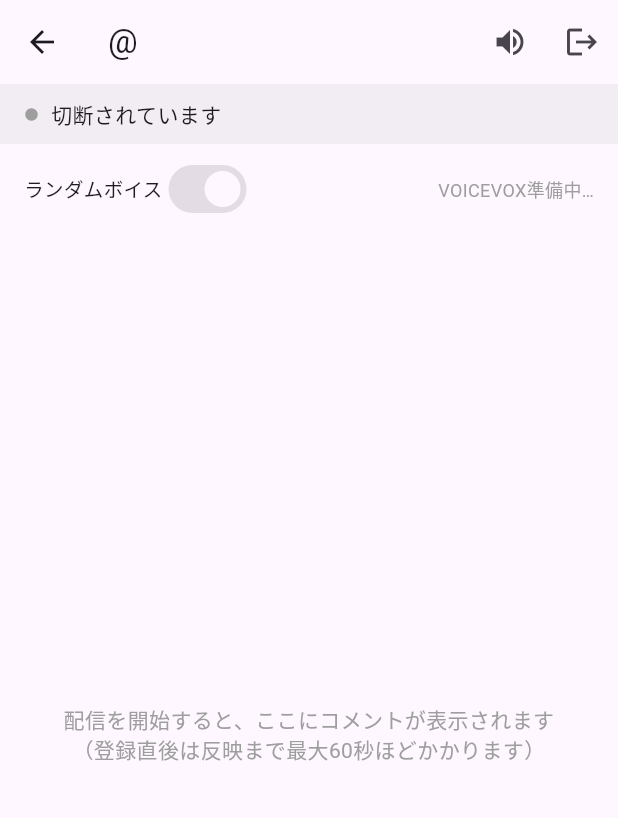
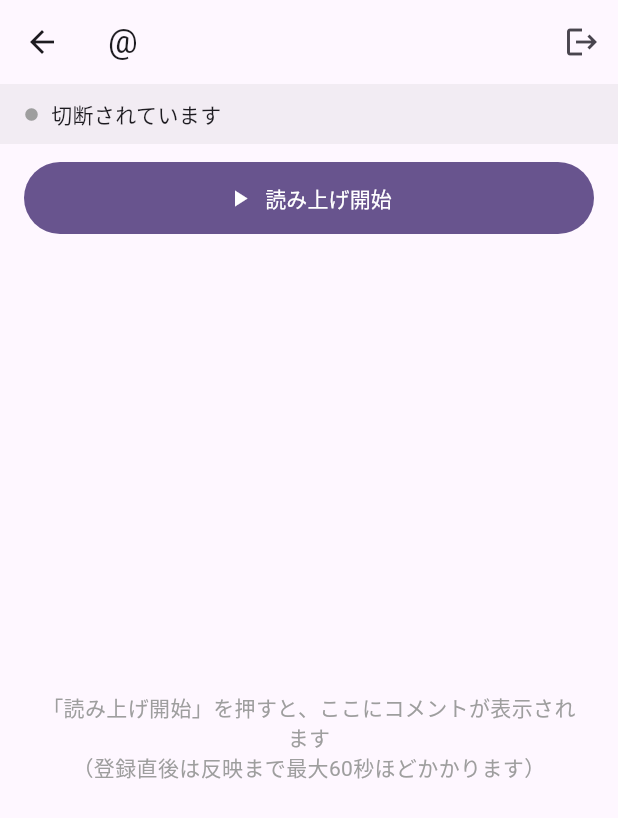
Before and after one commit to graphica-live/live-sidestage, a Flutter app: the HomeScreen screen opened directly, on a phone screen of 412 x 824 dp. Shown: the top 818 px of the screen. Run offline on Flutter 3.47's test engine with Material 3 defaults, Android fonts, the phone set to English and light mode, and no system bars; our stand-ins replace audioplayers, flutter_secure_storage, google_sign_in, socket_io_client; missing offline and left inert: flutter_foreground_task, voicevox_core; accounts and stored records are empty.

Commit message:
feat: コメント表示を新着下寄せにし、読み上げ開始/停止ボタンを追加
- コメントリストの並びを新着上→新着下(チャット風)に変更し、新着到着時は
  ユーザーが最下部付近を見ている場合のみ自動スクロールする
- Foreground Serviceの自動起動をやめ、明示的な「読み上げ開始/停止」ボタンで
  ライフサイクルを制御するUIに変更。読み上げ中は画面オフ/バックグラウンドでも
  継続し、停止中はサービスを完全に止めてタスクKillされても問題ない状態にする
  (既存のミュートアイコンはこのボタンに統合し削除)
- ランダムボイスのSwitchが「初期化中は無効(グレー)→初期化完了で有効化」という
  同一ウィジェットの状態遷移を経ると、ON値なのにOFF色のまま固まって見える
  Flutter側の再描画不具合があったため、VOICEVOX初期化完了後にのみSwitchを
  マウントするよう変更して回避

Co-Authored-By: Claude Sonnet 5 <noreply@anthropic.com>

```diff
--- a/live-sidestage-mobile/lib/screens/home_screen.dart
+++ b/live-sidestage-mobile/lib/screens/home_screen.dart
@@ -16,11 +16,14 @@ class HomeScreen extends StatefulWidget {
 
 class _HomeScreenState extends State<HomeScreen> {
   final List<Comment> _comments = [];
+  final ScrollController _scrollController = ScrollController();
   SocketStatus _status = SocketStatus.disconnected;
   String? _connectionError;
 
+  bool _serviceRunning = false;
+  bool _serviceBusy = false;
+
   bool _speechInitialized = false;
-  bool _speechEnabled = true;
   bool _randomVoice = true;
   String? _nowSpeakingCharacterName;
   String? _speechError;
@@ -29,12 +32,22 @@ class _HomeScreenState extends State<HomeScreen> {
   void initState() {
     super.initState();
     FlutterForegroundTask.addTaskDataCallback(_onTaskData);
-    WidgetsBinding.instance.addPostFrameCallback((_) => _startBackgroundService());
+    WidgetsBinding.instance.addPostFrameCallback((_) => _syncRunningStatus());
   }
 
-  Future<void> _startBackgroundService() async {
+  Future<void> _syncRunningStatus() async {
+    final running = await FlutterForegroundTask.isRunningService;
+    if (!mounted) return;
+    setState(() => _serviceRunning = running);
+  }
+
+  // 読み上げ中はForeground Serviceで画面オフ/バックグラウンドでも継続する。
+  // 停止中はサービスを完全に止め、アプリがタスクKillされても問題ない状態にする。
+  Future<void> _startReading() async {
     final apiKey = context.read<SessionController>().session?.streamer?.apiKey;
     if (apiKey == null) return;
+
+    setState(() => _serviceBusy = true);
 
     if (await FlutterForegroundTask.checkNotificationPermission() != NotificationPermission.granted) {
       await FlutterForegroundTask.requestNotificationPermission();
@@ -68,6 +81,27 @@ class _HomeScreenState extends State<HomeScreen> {
         callback: startCallback,
       );
     }
+
+    if (!mounted) return;
+    setState(() {
+      _serviceRunning = true;
+      _serviceBusy = false;
+    });
+  }
+
+  Future<void> _stopReading() async {
+    setState(() => _serviceBusy = true);
+    await FlutterForegroundTask.stopService();
+    if (!mounted) return;
+    setState(() {
+      _serviceRunning = false;
+      _serviceBusy = false;
+      _status = SocketStatus.disconnected;
+      _connectionError = null;
+      _speechInitialized = false;
+      _nowSpeakingCharacterName = null;
+      _speechError = null;
+    });
   }
 
   void _onTaskData(Object data) {
@@ -86,19 +120,37 @@ class _HomeScreenState extends State<HomeScreen> {
       case 'speech':
         setState(() {
           _speechInitialized = map['initialized'] as bool? ?? false;
-          _speechEnabled = map['enabled'] as bool? ?? true;
           _randomVoice = map['randomVoice'] as bool? ?? true;
           _nowSpeakingCharacterName = map['nowSpeakingCharacterName'] as String?;
           _speechError = map['errorMessage'] as String?;
         });
       case 'comment':
+        final wasNearBottom = _isNearBottom();
         setState(() {
-          _comments.insert(0, Comment.fromJson(map));
+          _comments.add(Comment.fromJson(map));
           if (_comments.length > 200) {
-            _comments.removeRange(200, _comments.length);
+            _comments.removeRange(0, _comments.length - 200);
           }
         });
+        if (wasNearBottom) _scrollToBottomSoon();
     }
+  }
+
+  bool _isNearBottom() {
+    if (!_scrollController.hasClients) return true;
+    final position = _scrollController.position;
+    return (position.maxScrollExtent - position.pixels) < 80;
+  }
+
+  void _scrollToBottomSoon() {
+    WidgetsBinding.instance.addPostFrameCallback((_) {
+      if (!_scrollController.hasClients) return;
+      _scrollController.animateTo(
+        _scrollController.position.maxScrollExtent,
+        duration: const Duration(milliseconds: 200),
+        curve: Curves.easeOut,
+      );
+    });
   }
 
   String _statusLabel(SocketStatus status) {
@@ -136,11 +188,6 @@ class _HomeScreenState extends State<HomeScreen> {
         title: Text('@${session?.streamer?.tiktokId ?? ''}'),
         actions: [
           IconButton(
-            icon: Icon(_speechEnabled ? Icons.volume_up : Icons.volume_off),
-            tooltip: _speechEnabled ? '読み上げをミュート' : '読み上げを再開',
-            onPressed: () => FlutterForegroundTask.sendDataToTask({'command': 'toggleMute'}),
-          ),
-          IconButton(
             icon: const Icon(Icons.logout),
             tooltip: 'ログアウト',
             onPressed: () async {
@@ -176,16 +223,44 @@ class _HomeScreenState extends State<HomeScreen> {
             ),
           ),
           Padding(
+            padding: const EdgeInsets.fromLTRB(16, 12, 16, 4),
+            child: SizedBox(
+              width: double.infinity,
+              child: FilledButton.icon(
+                onPressed: _serviceBusy ? null : (_serviceRunning ? _stopReading : _startReading),
+                style: FilledButton.styleFrom(
+                  backgroundColor: _serviceRunning ? Colors.red : null,
+                  padding: const EdgeInsets.symmetric(vertical: 14),
+                ),
+                icon: _serviceBusy
+                    ? const SizedBox(
+                        width: 18,
+                        height: 18,
+                        child: CircularProgressIndicator(strokeWidth: 2, color: Colors.white),
+                      )
+                    : Icon(_serviceRunning ? Icons.stop : Icons.play_arrow),
+                label: Text(_serviceRunning ? '読み上げ停止' : '読み上げ開始'),
+              ),
+            ),
+          ),
+          if (_serviceRunning)
+            Padding(
               padding: const EdgeInsets.symmetric(horizontal: 16, vertical: 6),
               child: Row(
                 children: [
                   const Text('ランダムボイス', style: TextStyle(fontSize: 13)),
+                  // SwitchはVOICEVOX初期化完了後(=常にonChangedありの状態)で
+                  // 初めてマウントする。準備中の無効状態からのちに有効化すると、
+                  // FlutterのSwitchが色の再描画に失敗しONなのにOFF色のまま
+                  // 固まる不具合があったため。
+                  if (_speechInitialized)
                     Switch(
                       value: _randomVoice,
-                  onChanged: _speechInitialized
-                      ? (value) => FlutterForegroundTask.sendDataToTask({'command': 'setRandom', 'value': value})
-                      : null,
-                ),
+                      onChanged: (value) =>
+                          FlutterForegroundTask.sendDataToTask({'command': 'setRandom', 'value': value}),
+                    )
+                  else
+                    const SizedBox(width: 34, height: 34),
                   const Spacer(),
                   if (!_speechInitialized && _speechError == null)
                     const Text('VOICEVOX準備中…', style: TextStyle(fontSize: 12, color: Colors.grey)),
@@ -211,13 +286,14 @@ class _HomeScreenState extends State<HomeScreen> {
                     child: Padding(
                       padding: EdgeInsets.all(24),
                       child: Text(
-                        '配信を開始すると、ここにコメントが表示されます\n（登録直後は反映まで最大60秒ほどかかります）',
+                        '「読み上げ開始」を押すと、ここにコメントが表示されます\n（登録直後は反映まで最大60秒ほどかかります）',
                         textAlign: TextAlign.center,
                         style: TextStyle(color: Colors.grey),
                       ),
                     ),
                   )
                 : ListView.separated(
+                    controller: _scrollController,
                     padding: const EdgeInsets.symmetric(vertical: 8),
                     itemCount: _comments.length,
                     separatorBuilder: (_, _) => const Divider(height: 1),
@@ -244,6 +320,7 @@ class _HomeScreenState extends State<HomeScreen> {
   @override
   void dispose() {
     FlutterForegroundTask.removeTaskDataCallback(_onTaskData);
+    _scrollController.dispose();
     super.dispose();
   }
 }
```
Lines whose indentation alone changed are shown as unchanged.
